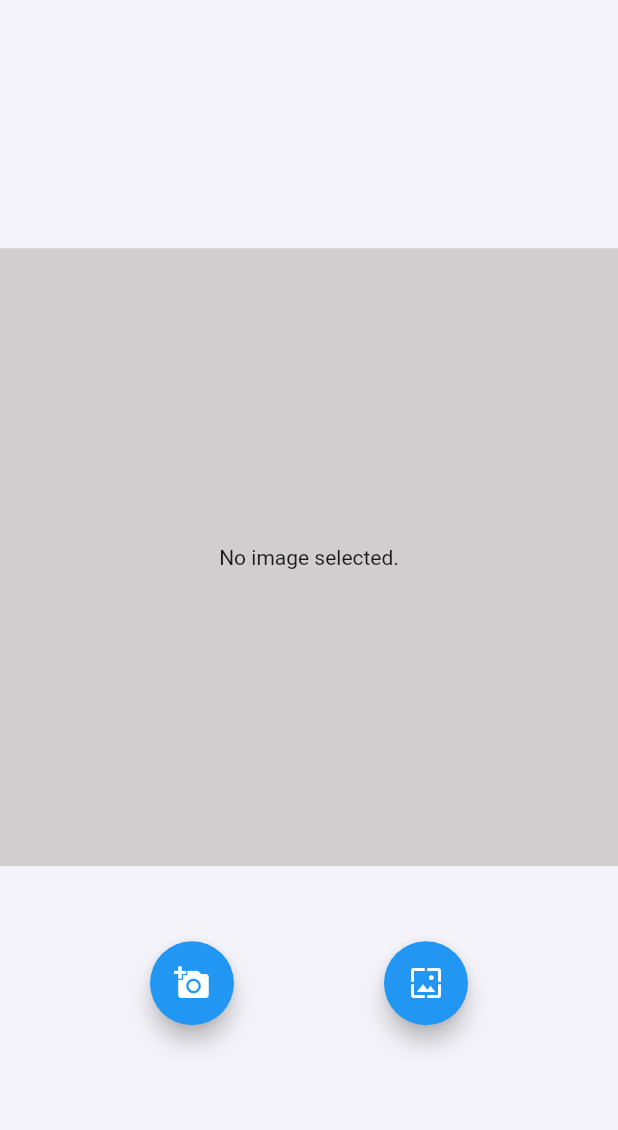
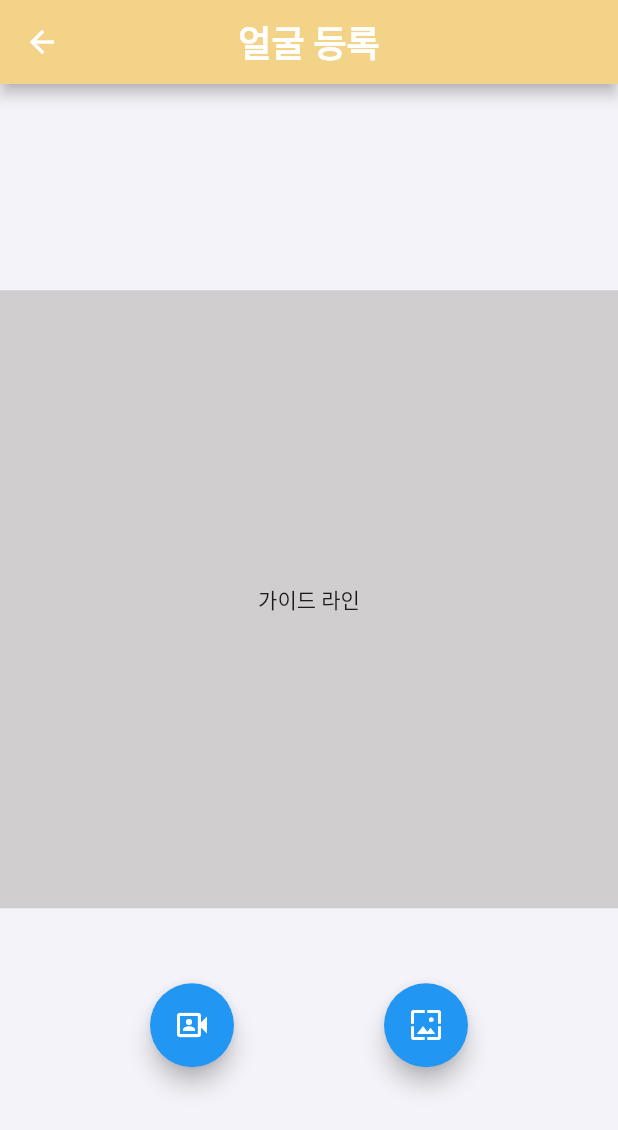
Before and after one commit to KOBOTBOARD-11/2022ESWContest_mobility_6017, a Flutter app: the FaceRegisterPage screen opened by its route, after a tap on the "now wallpaper" icon, on a phone screen of 412 x 824 dp. Shown: the top 1130 px of the screen. Run offline on Flutter 3.47's test engine with Material 2 defaults, Android fonts, the phone set to English and light mode, and no system bars; our stand-ins replace camera, carousel_slider, cloud_firestore, firebase_core, firebase_messaging, firebase_storage and 4 more; accounts and stored records are empty.

Commit message:
feature_fail : face_register camera video save

```diff
--- a/carkeeper/lib/pages/face_register_page.dart
+++ b/carkeeper/lib/pages/face_register_page.dart
@@ -1,9 +1,12 @@
 import 'dart:io';
-import 'package:cloud_firestore/cloud_firestore.dart';
 import 'package:firebase_storage/firebase_storage.dart';
 import 'package:flutter/material.dart';
 import 'package:flutter/services.dart';
+import 'package:gallery_saver/gallery_saver.dart';
 import 'package:image_picker/image_picker.dart';
+import 'package:path_provider/path_provider.dart';
+
+bool videoSelect = false;
 
 class FaceRegisterPage extends StatefulWidget {
   @override
@@ -13,15 +16,15 @@ class FaceRegisterPage extends StatefulWidget {
 class _FaceRegisterPageState extends State<FaceRegisterPage> {
   File? _cameraVideo;
   final picker = ImagePicker();
-
+  String albumName = 'Media';
   // 이미지를 보여주는 위젯
-  Widget showImage() {
+  Widget showGuideLine() {
     return Container(
         color: const Color(0xffd0cece),
         width: MediaQuery.of(context).size.width,
         height: MediaQuery.of(context).size.width,
         child: Center(
-          child: Text('No image selected.'),
+          child: Text('가이드 라인'),
         ));
     //: Image.file(File(_image!.path))));
   }
@@ -33,48 +36,62 @@ class _FaceRegisterPageState extends State<FaceRegisterPage> {
         [DeviceOrientation.portraitUp, DeviceOrientation.portraitDown]);
 
     return Scaffold(
+        appBar: AppBar(
+          title: Text("얼굴 등록"),
+        ),
         backgroundColor: const Color(0xfff4f3f9),
         body: Column(
           mainAxisAlignment: MainAxisAlignment.center,
           children: [
             SizedBox(height: 25.0),
-            showImage(),
+            showGuideLine(),
             SizedBox(
               height: 50.0,
             ),
             Row(
               mainAxisAlignment: MainAxisAlignment.spaceEvenly,
-              children: <Widget>[
-                // 카메라 촬영 버튼
+              children: [
                 FloatingActionButton(
                   heroTag: "camera",
-                  child: Icon(Icons.add_a_photo),
+                  child: Icon(Icons.video_camera_front_outlined),
                   tooltip: 'pick Iamge',
                   onPressed: () {
-                    getVideo(ImageSource.camera);
+                    getVideo(ImageSource.gallery);
+                    _uploadFile(context);
                   },
                 ),
-
-                // 갤러리에서 이미지를 가져오는 버튼
                 FloatingActionButton(
                   heroTag: "gallery",
                   child: Icon(Icons.wallpaper),
                   tooltip: 'pick Iamge',
                   onPressed: () {
-                    _uploadFile(context);
+                    takeVideo();
                   },
-                ),
+                )
               ],
             )
           ],
         ));
   }
 
-  // 비동기 처리를 통해 카메라와 갤러리에서 이미지를 가져온다.
   Future getVideo(ImageSource imageSource) async {
-    final XFile? file = await picker.pickVideo(source: ImageSource.gallery);
+    final video = await picker.pickVideo(source: imageSource);
+    setState(() {
+      _cameraVideo = File(video!.path);
+    });
+  }
+
+  void takeVideo() async {
+    videoSelect = true;
+    PickedFile? file = await picker.getVideo(
+      source: ImageSource.camera,
+    );
     print(file);
-    _cameraVideo = File(file!.path);
+    GallerySaver.saveVideo(file!.path).then((bool? success) {
+      setState(() {
+        print("save video");
+      });
+    });
   }
 
   Future _uploadFile(BuildContext context) async {
@@ -95,6 +112,7 @@ class _FaceRegisterPageState extends State<FaceRegisterPage> {
       // 업로드 완료 후 url
       final downloadUrl = await firebaseStorageRef.getDownloadURL();
       print(downloadUrl);
+      videoSelect = false;
       // 문서 작성
       // await FirebaseFirestore.instance.collection('post').add({
       //   'contents': textEditingController.text,
--- a/carkeeper/pubspec.yaml
+++ b/carkeeper/pubspec.yaml
@@ -48,6 +48,8 @@ dependencies:
   image_picker: ^0.8.5+3
   firebase_auth: ^3.9.0
   firebase_storage: ^10.3.8
+  gallery_saver: ^2.3.2
+  images_picker: ^1.2.11
 
 dev_dependencies:
   flutter_test:
```
Also changed, not shown: carkeeper/pubspec.lock, 2 other files.
